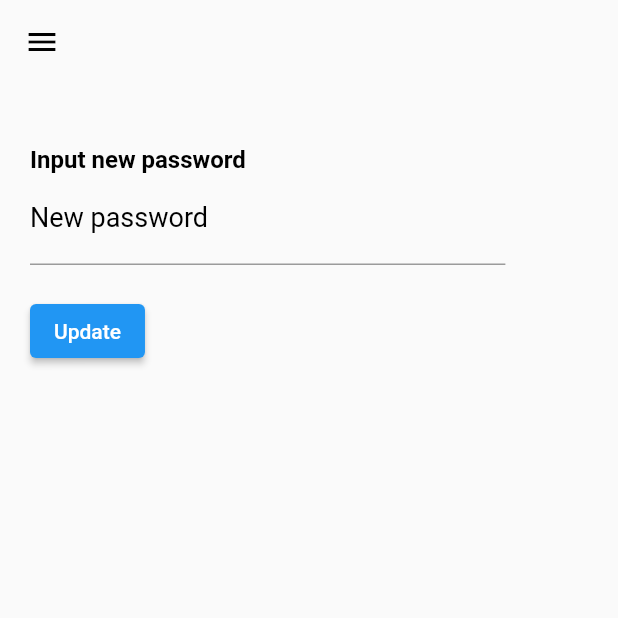
After one commit to malcolmsng/Jamal_Project, a Flutter app: the ChangePassword screen opened directly, after a tap on "Update", on a phone screen of 412 x 824 dp, the top half of it. The commit adds this screen. Run offline on Flutter 3.47's test engine with Material 2 defaults, Android fonts, the phone set to English and light mode, and no system bars; our stand-ins replace charts_flutter, circular_countdown_timer, cloud_firestore, firebase_auth, firebase_core, fl_chart and 6 more; missing offline and left inert: smart_select; accounts and stored records are empty; network calls fail; Roboto replaces fonts that are missing (OpenSans); project files that could hold a hidden picture were left out; key blocks and very long unbroken strings in the code were emptied for the run.

Commit message:
option to change password

```diff
--- a/lib/net/auth.dart
+++ b/lib/net/auth.dart
@@ -24,6 +24,28 @@ class Auth {
       // create default values for now
       await DatabaseService(uid: user.uid).updateUserData(avatarChoice, email,
           password, name, age, height, weight, bodyFatPercentage, fitnessLevel);
+
+      return true;
+    } on FirebaseAuthException catch (e) {
+      if (e.code == 'weak-password') {
+        print('The password provided is too weak.');
+        return false;
+      } else if (e.code == 'email-already-in-use') {
+        print('The account already exists for that email.');
+        return false;
+      }
+    } catch (e) {
+      print(e);
+      return false;
+    }
+    return false;
+  }
+
+  Future<bool> changePassword(String password) async {
+    try {
+      await _auth.currentUser.updatePassword(
+        password,
+      );
 
       return true;
     } on FirebaseAuthException catch (e) {
--- /dev/null
+++ b/lib/ui/change_password.dart
@@ -0,0 +1,111 @@
+import 'package:flutter/material.dart';
+import 'package:jamal_v1/net/auth.dart';
+import 'package:jamal_v1/widgets/navigation_menu.dart';
+
+import 'home_page.dart';
+
+class ChangePassword extends StatefulWidget {
+  @override
+  _ChangePasswordState createState() => _ChangePasswordState();
+}
+
+class _ChangePasswordState extends State<ChangePassword> {
+  TextEditingController _passwordField = TextEditingController();
+
+  Future<void> _showMyDialog() async {
+    return showDialog<void>(
+      context: context,
+      barrierDismissible: false, // user must tap button
+      builder: (BuildContext context) {
+        return AlertDialog(
+          title: Text('Password updated!'),
+          actions: <Widget>[
+            TextButton(
+              child: Text('Back to dashboard'),
+              onPressed: () {
+                print('Confirmed');
+                Navigator.push(
+                  context,
+                  MaterialPageRoute(
+                    builder: (context) => HomePage(),
+                  ),
+                );
+              },
+            ),
+          ],
+        );
+      },
+    );
+  }
+
+  @override
+  Widget build(BuildContext context) {
+    var screenSize = MediaQuery.of(context).size;
+    return Scaffold(
+      extendBodyBehindAppBar: true,
+      appBar: AppBar(),
+      drawer: NavigationDrawerWidget(),
+      body: Stack(
+        children: [
+          // SizedBox(
+          //   child: Image.asset("assets/bg.jpg"),
+          // ),
+          SafeArea(
+            child: Padding(
+              padding: const EdgeInsets.symmetric(horizontal: 20),
+              child: SingleChildScrollView(
+                child: Column(
+                  crossAxisAlignment: CrossAxisAlignment.start,
+                  children: [
+                    SizedBox(
+                      height: screenSize.height * 0.05,
+                    ),
+                    Text(
+                      "Input new password",
+                      style: TextStyle(fontWeight: FontWeight.bold),
+                    ),
+                    Container(
+                      width: MediaQuery.of(context).size.width / 1.3,
+                      child: TextFormField(
+                        controller: _passwordField,
+                        decoration: InputDecoration(
+                          labelText: "New password",
+                          labelStyle: TextStyle(
+                            color: Colors.black,
+                            fontSize: 18,
+                          ),
+                        ),
+                      ),
+                    ),
+                    SizedBox(
+                      height: 20,
+                    ),
+                    ElevatedButton(
+                      onPressed: () async {
+                        print("here");
+                        print(_passwordField.toString());
+                        Auth auth = Auth();
+                        bool shouldNavigate =
+                            await auth.changePassword(_passwordField.text);
+                        if (shouldNavigate) {
+                          _showMyDialog();
+                          Navigator.push(
+                            context,
+                            MaterialPageRoute(
+                              builder: (context) => HomePage(),
+                            ),
+                          );
+                        }
+                      },
+                      child: Text("Update"),
+                    ),
+                  ],
+                ),
+              ),
+            ),
+          )
+        ],
+      ),
+    );
+  }
+}
```
Also changed, not shown: lib/ui/change_prof_pic.dart (+32 -3 lines), lib/ui/settings.dart (+9 -1 lines).
